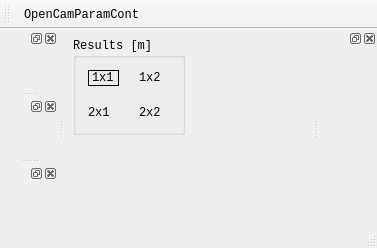
Before: the Qt Designer form apps/ONGA_Depth/mainwindow.ui in somabuggy2020/ONGAProject, drawn with Qt 5.
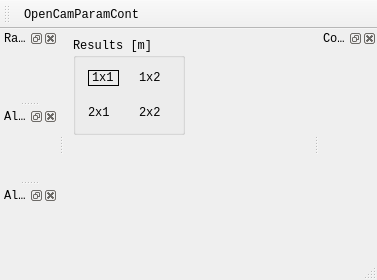
After: the same form once the commit is applied. Icons and pictures are not drawn.

Commit message: add resource file (images)

```diff
--- a/apps/ONGA_Depth/mainwindow.ui
+++ b/apps/ONGA_Depth/mainwindow.ui
@@ -7,7 +7,7 @@
     <x>0</x>
     <y>0</y>
     <width>377</width>
-    <height>248</height>
+    <height>280</height>
    </rect>
   </property>
   <property name="minimumSize">
@@ -164,6 +164,12 @@
    <addaction name="actOpenCamParamCont"/>
   </widget>
   <widget class="QDockWidget" name="dwControlPanel">
+   <property name="features">
+    <set>QDockWidget::AllDockWidgetFeatures</set>
+   </property>
+   <property name="windowTitle">
+    <string>Control Panel</string>
+   </property>
    <attribute name="dockWidgetArea">
     <number>2</number>
    </attribute>
@@ -173,9 +179,15 @@
    <property name="floating">
     <bool>false</bool>
    </property>
+   <property name="features">
+    <set>QDockWidget::AllDockWidgetFeatures</set>
+   </property>
    <property name="allowedAreas">
     <set>Qt::LeftDockWidgetArea|Qt::RightDockWidgetArea</set>
    </property>
+   <property name="windowTitle">
+    <string>Raw RGB Image</string>
+   </property>
    <attribute name="dockWidgetArea">
     <number>1</number>
    </attribute>
@@ -185,9 +197,15 @@
    <property name="floating">
     <bool>false</bool>
    </property>
+   <property name="features">
+    <set>QDockWidget::AllDockWidgetFeatures</set>
+   </property>
    <property name="allowedAreas">
     <set>Qt::LeftDockWidgetArea|Qt::RightDockWidgetArea</set>
    </property>
+   <property name="windowTitle">
+    <string>Aligned RGB-D Image</string>
+   </property>
    <attribute name="dockWidgetArea">
     <number>1</number>
    </attribute>
@@ -197,9 +215,15 @@
    <property name="floating">
     <bool>false</bool>
    </property>
+   <property name="features">
+    <set>QDockWidget::AllDockWidgetFeatures</set>
+   </property>
    <property name="allowedAreas">
     <set>Qt::LeftDockWidgetArea|Qt::RightDockWidgetArea</set>
    </property>
+   <property name="windowTitle">
+    <string>Aligned Depth Image</string>
+   </property>
    <attribute name="dockWidgetArea">
     <number>1</number>
    </attribute>
```
Left out of the diff: 14 changed lines with no effect on the pictures. The commit also changes 4 other files.
